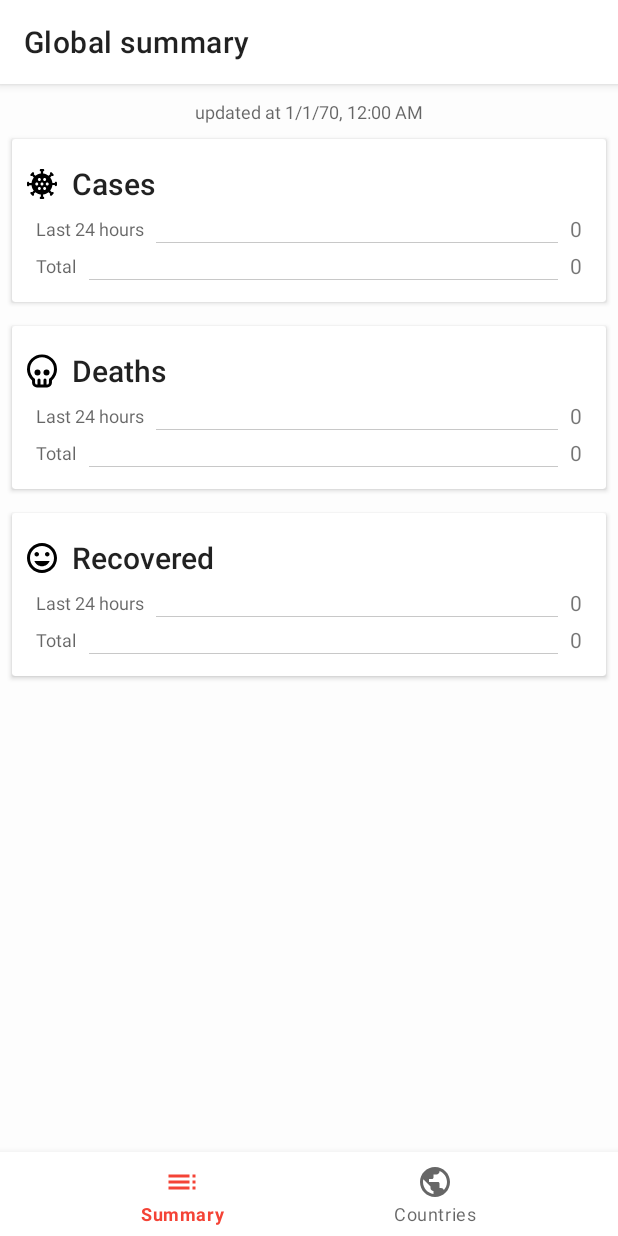
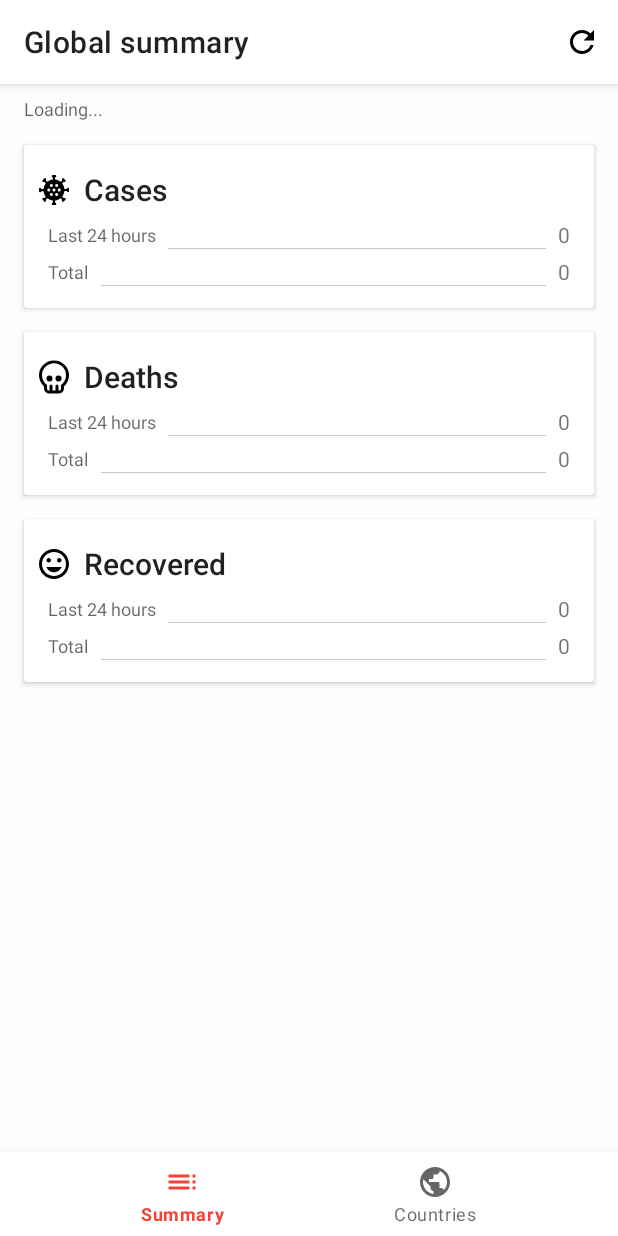
Before and after one commit to tibagni/covid19, an Android app: the screen it shows after launch (MainActivity), on a phone screen of 412 x 824 dp. Run offline under Robolectric (Android 15) with nearby library versions, the light colour scheme and no system bars; our stand-ins replace Dagger/Hilt's generated code, Room's generated code, navigation-ui; libraries missing offline, so code that uses them is left out: androidx.hilt, androidx.hilt.lifecycle; pictures from the network do not load; 1 statement that could not run was skipped.

Commit message:
Do not use recycler view on summary fragment
On Summary Fragment, use views in a scroll view instead of a recycler
view. This is so it is more flexible in order to add different content
after the summary items

```diff
--- a/app/src/main/java/com/tibagni/covid/summary/SummaryFragment.kt
+++ b/app/src/main/java/com/tibagni/covid/summary/SummaryFragment.kt
@@ -1,32 +1,44 @@
 package com.tibagni.covid.summary
 
-import android.content.Context
 import android.os.Bundle
+import android.view.*
 import androidx.fragment.app.Fragment
-import android.view.LayoutInflater
-import android.view.View
-import android.view.ViewGroup
-import android.widget.ImageView
-import android.widget.TextView
 import android.widget.Toast
 import androidx.fragment.app.viewModels
 import androidx.lifecycle.observe
-import androidx.recyclerview.widget.LinearLayoutManager
-import androidx.recyclerview.widget.RecyclerView
 import com.tibagni.covid.R
 import com.tibagni.covid.repository.LoadingStatus
+import com.tibagni.covid.utils.RefreshAnimationHandler
 import com.tibagni.covid.utils.format
 import com.tibagni.covid.utils.formatDate
 import dagger.hilt.android.AndroidEntryPoint
 import kotlinx.android.synthetic.main.summary_fragment.view.*
-import kotlinx.android.synthetic.main.summary_header.view.*
 import kotlinx.android.synthetic.main.summary_item.view.*
-import kotlinx.android.synthetic.main.summary_item.view.title
 
 @AndroidEntryPoint
 class SummaryFragment : Fragment() {
 
     private val viewModel: SummaryViewModel by viewModels()
+    private lateinit var refreshAnimationHandler: RefreshAnimationHandler
+
+    init {
+        setHasOptionsMenu(true)
+    }
+
+    override fun onCreateOptionsMenu(menu: Menu, inflater: MenuInflater) {
+        inflater.inflate(R.menu.summary_menu, menu)
+        val refreshMenuItem = menu.findItem(R.id.refresh)
+        refreshAnimationHandler = RefreshAnimationHandler(requireContext(), refreshMenuItem)
+    }
+
+    override fun onOptionsItemSelected(item: MenuItem): Boolean {
+        if (item.itemId == R.id.refresh) {
+            viewModel.refreshSummary()
+            return true
+        }
+
+        return super.onOptionsItemSelected(item)
+    }
 
     override fun onCreateView(
         inflater: LayoutInflater, container: ViewGroup?,
@@ -36,148 +48,65 @@ class SummaryFragment : Fragment() {
     }
 
     override fun onViewCreated(view: View, savedInstanceState: Bundle?) {
-        val summaryItemsAdapter = SummaryItemsAdapter(
-            arrayOf(
-                SummaryItemData(
-                    R.drawable.ic_coronavirus_black_24dp,
-                    getString(R.string.cases_title),
-                    0,
-                    0
-                ),
-                SummaryItemData(
-                    R.drawable.ic_rip_black_24dp,
-                    getString(R.string.deaths_title),
-                    0,
-                    0
-                ),
-                SummaryItemData(
-                    R.drawable.ic_healing_black_24dp,
-                    getString(R.string.recovered_title),
-                    0,
-                    0
-                )
-            )
-        )
-
-        view.summary_items.apply {
-            setHasFixedSize(true)
-            layoutManager = LinearLayoutManager(context)
-            adapter = summaryItemsAdapter
-        }
-
-        view.swipe_container.setOnRefreshListener {
-            viewModel.refreshSummary()
-        }
+        view.updated_at.text = getString(R.string.loading)
+        bindCasesSummary(view, 0, 0)
+        bindDeathsSummary(view, 0, 0)
+        bindRecoveredSummary(view, 0, 0)
 
         viewModel.summary.observe(viewLifecycleOwner) {
             it?.let {
-                summaryItemsAdapter.refreshData(
-                    it.updatedAt,
-                    arrayOf(
-                        SummaryItemData(
-                            R.drawable.ic_coronavirus_black_24dp,
-                            getString(R.string.cases_title),
-                            it.newConfirmed,
-                            it.totalConfirmed
-                        ),
-                        SummaryItemData(
-                            R.drawable.ic_rip_black_24dp,
-                            getString(R.string.deaths_title),
-                            it.newDeaths,
-                            it.totalDeaths
-                        ),
-                        SummaryItemData(
-                            R.drawable.ic_healing_black_24dp,
-                            getString(R.string.recovered_title),
-                            it.newRecovered,
-                            it.totalRecovered
-                        )
-                    )
-                )
+                view.updated_at.text = getString(R.string.updated_at, it.updatedAt.formatDate())
+                bindCasesSummary(view, it.newConfirmed, it.totalConfirmed)
+                bindDeathsSummary(view, it.newDeaths, it.totalDeaths)
+                bindRecoveredSummary(view, it.newRecovered, it.totalRecovered)
             }
         }
 
         viewModel.loadingStatus.observe(viewLifecycleOwner) {
-            view.swipe_container.isRefreshing = (it.status == LoadingStatus.Status.LOADING)
+            refreshAnimationHandler.isRefreshing = it.status == LoadingStatus.Status.LOADING
+            view.loading_view.visibility =
+                if (it.status == LoadingStatus.Status.LOADING) View.VISIBLE else View.GONE
+
             if (it.status == LoadingStatus.Status.ERROR) {
                 Toast.makeText(context, getString(R.string.load_fail), Toast.LENGTH_SHORT).show()
             }
         }
     }
 
-    private class SummaryItemsAdapter(private var itemsData: Array<SummaryItemData>) :
-        RecyclerView.Adapter<SummaryItemsAdapter.ViewHolder>() {
-        private val headerData = SummaryHeaderData(0)
-
-        companion object {
-            const val TYPE_HEADER = 0
-            const val TYPE_ITEM = 1
-        }
-
-        override fun onCreateViewHolder(parent: ViewGroup, viewType: Int): ViewHolder {
-            return if (viewType == TYPE_HEADER) {
-                val view = LayoutInflater
-                    .from(parent.context)
-                    .inflate(R.layout.summary_header, parent, false)
-                HeaderViewHolder(view)
-            } else {
-                val view = LayoutInflater
-                    .from(parent.context)
-                    .inflate(R.layout.summary_item, parent, false)
-                ItemViewHolder(view)
-            }
-        }
-
-        override fun getItemCount() = itemsData.size + 1 // Consider header
-
-        override fun getItemViewType(position: Int): Int {
-            return if (position == 0) TYPE_HEADER else TYPE_ITEM
-        }
-
-        override fun onBindViewHolder(holder: ViewHolder, position: Int) {
-            if (getItemViewType(position) == TYPE_HEADER) {
-                val vh = holder as HeaderViewHolder
-                vh.updatedAtTxt.text =
-                    vh.context.getString(R.string.updated_at, headerData.updatedAt.formatDate())
-            } else {
-                val vh = holder as ItemViewHolder
-                val itemData = itemsData[position - 1] // header is at 0
-
-                vh.icon.setImageResource(itemData.icon)
-                vh.titleTxt.text = itemData.title
-                vh.newTxt.text = itemData.new.format(vh.context)
-                vh.totalTxt.text = itemData.total.format(vh.context)
-            }
-        }
-
-        fun refreshData(updatedAt: Long, newItemsData: Array<SummaryItemData>) {
-            headerData.updatedAt = updatedAt
-            itemsData = newItemsData
-            notifyDataSetChanged()
-        }
-
-        private abstract class ViewHolder(view: View) : RecyclerView.ViewHolder(view) {
-            val context: Context = view.context
-        }
-
-        private class ItemViewHolder(view: View) : ViewHolder(view) {
-            val icon: ImageView = view.icon
-            val titleTxt: TextView = view.title
-            val newTxt: TextView = view.new_txt
-            val totalTxt: TextView = view.total_txt
-        }
-
-        private class HeaderViewHolder(view: View) : ViewHolder(view) {
-            val updatedAtTxt: TextView = view.updated_at
-        }
+    private fun bindCasesSummary(view: View, new: Int, total: Int) {
+        bindSummaryView(
+            view.item_cases,
+            R.drawable.ic_coronavirus_black_24dp,
+            getString(R.string.cases_title),
+            new,
+            total
+        )
     }
 
-    private data class SummaryItemData(
-        val icon: Int,
-        val title: String,
-        val new: Int,
-        val total: Int
-    )
+    private fun bindDeathsSummary(view: View, new: Int, total: Int) {
+        bindSummaryView(
+            view.item_deaths,
+            R.drawable.ic_rip_black_24dp,
+            getString(R.string.deaths_title),
+            new,
+            total
+        )
+    }
 
-    private data class SummaryHeaderData(var updatedAt: Long)
+    private fun bindRecoveredSummary(view: View, new: Int, total: Int) {
+        bindSummaryView(
+            view.item_recovered,
+            R.drawable.ic_healing_black_24dp,
+            getString(R.string.recovered_title),
+            new,
+            total
+        )
+    }
+
+    private fun bindSummaryView(itemView: View, icon: Int, title: String, new: Int, total: Int) {
+        itemView.icon.setImageResource(icon)
+        itemView.title.text = title
+        itemView.new_txt.text = new.format(context)
+        itemView.total_txt.text = total.format(context)
+    }
 }
--- /dev/null
+++ b/app/src/main/java/com/tibagni/covid/utils/RefreshAnimationHandler.kt
@@ -0,0 +1,44 @@
+package com.tibagni.covid.utils
+
+import android.content.Context
+import android.view.MenuItem
+import android.view.animation.Animation
+import android.view.animation.AnimationUtils
+import com.tibagni.covid.R
+
+class RefreshAnimationHandler(
+    context: Context,
+    private val refreshItem: MenuItem
+) {
+    private val animation = AnimationUtils.loadAnimation(context, R.anim.spin_clockwise)
+    var isRefreshing: Boolean = false
+        set(value) {
+            if (value == field)
+                return
+
+            field = value
+            if (value) {
+                stopAnimation()
+                refreshItem.setActionView(R.layout.refresh_action_view)
+                refreshItem.actionView?.startAnimation(animation)
+            }
+        }
+
+    init {
+        animation.setAnimationListener(object : Animation.AnimationListener {
+            override fun onAnimationRepeat(animation: Animation?) {
+                if (!isRefreshing) {
+                    stopAnimation()
+                }
+            }
+            override fun onAnimationEnd(animation: Animation?) {}
+            override fun onAnimationStart(animation: Animation?) {}
+        })
+        animation.repeatCount = Animation.INFINITE
+    }
+
+    private fun stopAnimation() {
+        refreshItem.actionView?.clearAnimation()
+        refreshItem.actionView = null
+    }
+}
--- /dev/null
+++ b/app/src/main/res/drawable/ic_refresh_black_24dp.xml
@@ -0,0 +1,9 @@
+<vector xmlns:android="http://schemas.android.com/apk/res/android"
+    android:width="24dp"
+    android:height="24dp"
+    android:viewportWidth="24"
+    android:viewportHeight="24">
+  <path
+      android:fillColor="#FF000000"
+      android:pathData="M17.65,6.35C16.2,4.9 14.21,4 12,4c-4.42,0 -7.99,3.58 -7.99,8s3.57,8 7.99,8c3.73,0 6.84,-2.55 7.73,-6h-2.08c-0.82,2.33 -3.04,4 -5.65,4 -3.31,0 -6,-2.69 -6,-6s2.69,-6 6,-6c1.66,0 3.14,0.69 4.22,1.78L13,11h7V4l-2.35,2.35z"/>
+</vector>
--- /dev/null
+++ b/app/src/main/res/layout/refresh_action_view.xml
@@ -0,0 +1,10 @@
+<?xml version="1.0" encoding="utf-8"?>
+
+<ImageView xmlns:android="http://schemas.android.com/apk/res/android"
+    android:contentDescription="Refresh"
+    android:layout_width="wrap_content"
+    android:layout_height="wrap_content"
+    android:src="@drawable/ic_refresh_black_24dp"
+    android:paddingLeft="12dp"
+    android:paddingRight="12dp"
+    />
--- a/app/src/main/res/layout/summary_fragment.xml
+++ b/app/src/main/res/layout/summary_fragment.xml
@@ -1,5 +1,5 @@
 <?xml version="1.0" encoding="utf-8"?>
-<androidx.constraintlayout.widget.ConstraintLayout xmlns:android="http://schemas.android.com/apk/res/android"
+<ScrollView xmlns:android="http://schemas.android.com/apk/res/android"
     xmlns:app="http://schemas.android.com/apk/res-auto"
     xmlns:tools="http://schemas.android.com/tools"
     android:id="@+id/main"
@@ -8,21 +8,50 @@
     android:background="?attr/defaultBackground"
     tools:context=".summary.SummaryFragment">
 
-    <androidx.swiperefreshlayout.widget.SwipeRefreshLayout
-        android:id="@+id/swipe_container"
+    <LinearLayout
+        android:id="@+id/summary_items_container"
         android:layout_width="match_parent"
-        android:layout_height="0dp"
-        android:layout_marginTop="8dp"
-        android:layout_marginBottom="8dp"
-        app:layout_constraintBottom_toBottomOf="parent"
+        android:layout_height="wrap_content"
+        android:orientation="vertical"
+        android:layout_margin="8dp"
         app:layout_constraintTop_toTopOf="parent">
+        <LinearLayout
+            android:layout_width="match_parent"
+            android:layout_height="wrap_content"
+            android:orientation="horizontal">
 
-        <androidx.recyclerview.widget.RecyclerView
-            android:id="@+id/summary_items"
-            android:layout_width="match_parent"
-            android:layout_height="match_parent"
-            tools:itemCount="3"
-            tools:listitem="@layout/summary_item" />
-    </androidx.swiperefreshlayout.widget.SwipeRefreshLayout>
+            <TextView
+                android:id="@+id/updated_at"
+                android:layout_width="wrap_content"
+                android:layout_height="wrap_content"
+                android:layout_marginStart="8dp"
+                android:layout_marginEnd="8dp"
+                android:layout_marginBottom="8dp"
+                android:textAlignment="center"
+                android:textAppearance="@style/TextAppearance.AppCompat.Caption"
+                tools:text="updated at 6/29/20 8:04 PM" />
 
-</androidx.constraintlayout.widget.ConstraintLayout>
+            <ProgressBar
+                android:id="@+id/loading_view"
+                android:layout_width="wrap_content"
+                android:layout_height="18dp"
+                android:visibility="gone"
+                tools:visibility="visible"
+                />
+
+        </LinearLayout>
+
+        <include
+            android:id="@+id/item_cases"
+            layout="@layout/summary_item" />
+
+        <include
+            android:id="@+id/item_deaths"
+            layout="@layout/summary_item" />
+
+        <include
+            android:id="@+id/item_recovered"
+            layout="@layout/summary_item" />
+    </LinearLayout>
+
+</ScrollView>
--- a/app/src/main/res/layout/summary_header.xml
+++ /dev/null
@@ -1,22 +0,0 @@
-<?xml version="1.0" encoding="utf-8"?>
-<androidx.constraintlayout.widget.ConstraintLayout xmlns:android="http://schemas.android.com/apk/res/android"
-    android:layout_width="match_parent"
-    android:layout_height="wrap_content"
-    xmlns:app="http://schemas.android.com/apk/res-auto"
-    xmlns:tools="http://schemas.android.com/tools"
-    android:padding="2dp">
-
-    <TextView
-        android:id="@+id/updated_at"
-        android:layout_width="wrap_content"
-        android:layout_height="wrap_content"
-        android:layout_marginStart="8dp"
-        android:layout_marginEnd="8dp"
-        android:textAlignment="center"
-        android:textAppearance="@style/TextAppearance.AppCompat.Caption"
-        app:layout_constraintEnd_toEndOf="parent"
-        app:layout_constraintStart_toStartOf="parent"
-        app:layout_constraintTop_toTopOf="parent"
-        tools:text="updated at 6/29/20 8:04 PM" />
-
-</androidx.constraintlayout.widget.ConstraintLayout>
--- /dev/null
+++ b/app/src/main/res/menu/summary_menu.xml
@@ -0,0 +1,10 @@
+<?xml version="1.0" encoding="utf-8"?>
+<menu xmlns:app="http://schemas.android.com/apk/res-auto"
+    xmlns:android="http://schemas.android.com/apk/res/android">
+
+    <item
+        android:id="@+id/refresh"
+        android:icon="@drawable/ic_refresh_black_24dp"
+        android:title="@string/refresh"
+        app:showAsAction="ifRoom" />
+</menu>
--- a/app/src/main/res/values/strings.xml
+++ b/app/src/main/res/values/strings.xml
@@ -7,6 +7,8 @@
     <string name="deaths_title">Deaths</string>
     <string name="recovered_title">Recovered</string>
     <string name="updated_at">updated at %1$s</string>
+    <string name="loading">Loading...</string>
+    <string name="refresh">Refresh</string>
 
 
     <string name="title_summary">Summary</string>
```
Also changed, not shown: app/src/main/res/anim/spin_clockwise.xml (added, +8 -0 lines).
